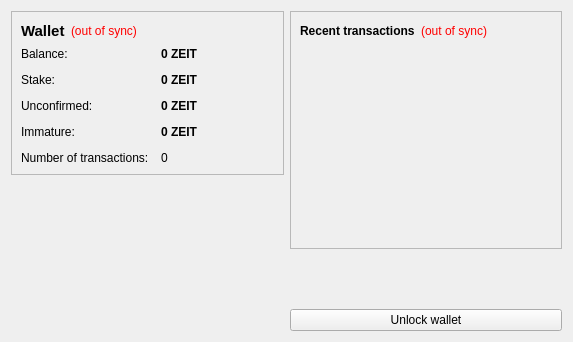
Above: src/qt/forms/overviewpage.ui from zeitcoin/zeitcoin before the change. Below: the same form after it.
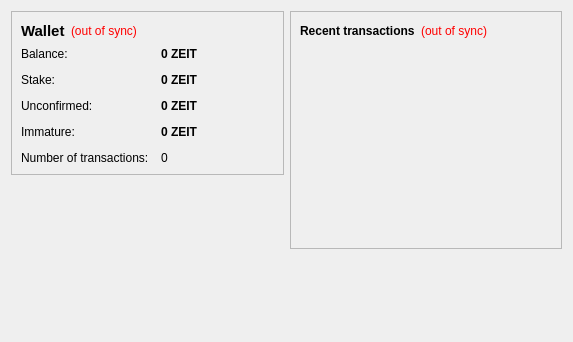
That is the form after the change. Icons and pictures are not drawn.

Commit message: replace unlock button with menu options from zeitcoinmovement fork

```diff
--- a/src/qt/forms/overviewpage.ui
+++ b/src/qt/forms/overviewpage.ui
@@ -338,13 +338,6 @@
        </property>
       </spacer>
      </item>
-     <item>
-      <widget class="QPushButton" name="unlockWalletButton">
-       <property name="text">
-        <string>Unlock wallet</string>
-       </property>
-      </widget>
-     </item>
     </layout>
    </item>
   </layout>
```
The commit also changes 15 other files.
